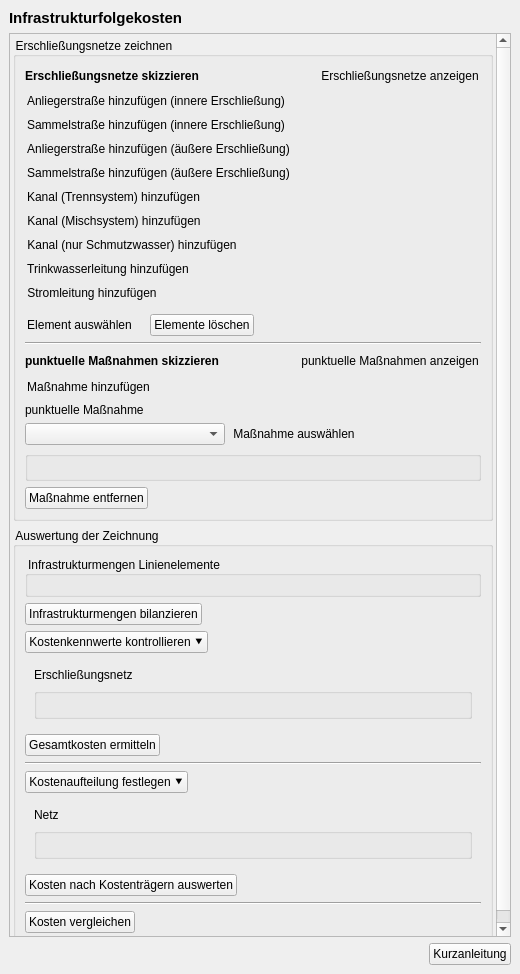
Old version of the form projektchecktools/ui/ProjektCheck_dockwidget_analysis_06-IFK.ui in the repository projektcheck/ProjektCheck-QGIS.
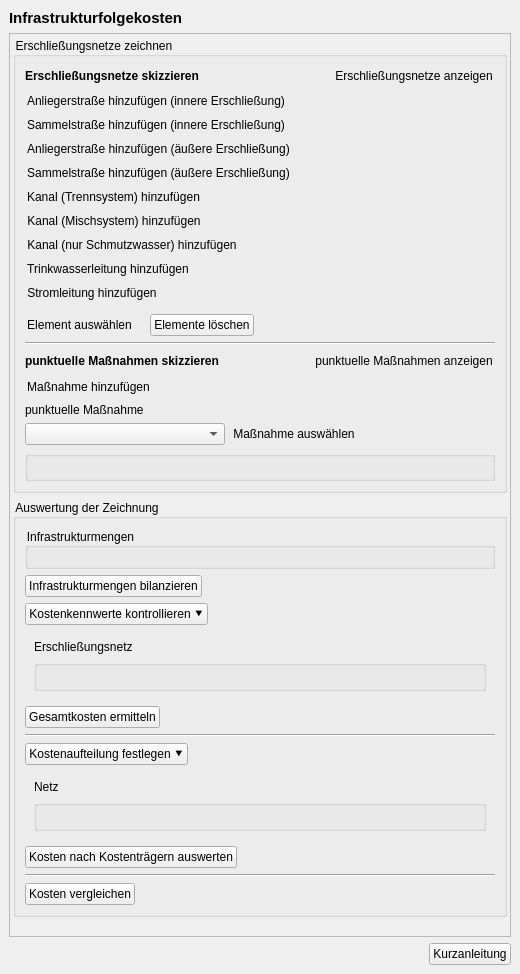
New version of the form. Icons and pictures are not drawn. Custom widgets are drawn as their Qt base class.

Commit message: infrastructure - moved  button to remove point element into the params group

Patch:
```diff
--- a/projektchecktools/ui/ProjektCheck_dockwidget_analysis_06-IFK.ui
+++ b/projektchecktools/ui/ProjektCheck_dockwidget_analysis_06-IFK.ui
@@ -97,7 +97,7 @@
          <x>0</x>
          <y>0</y>
          <width>493</width>
-         <height>945</height>
+         <height>917</height>
         </rect>
        </property>
        <layout class="QVBoxLayout" name="verticalLayout_2">
@@ -908,38 +908,6 @@
              <layout class="QVBoxLayout" name="verticalLayout_9"/>
             </widget>
            </item>
-           <item>
-            <layout class="QHBoxLayout" name="horizontalLayout">
-             <item>
-              <widget class="QPushButton" name="remove_point_button">
-               <property name="toolTip">
-                <string>&lt;html&gt;&lt;head/&gt;&lt;body&gt;&lt;p&gt;&lt;span style=&quot; font-weight:600;&quot;&gt;Maßnahme entfernen&lt;/span&gt;&lt;/p&gt;&lt;p&gt;Löscht die aktuell gewählte Maßnahme. &lt;br/&gt;Dieser Schritt kann nicht rückgängig gemacht werden. &lt;/p&gt;&lt;/body&gt;&lt;/html&gt;</string>
-               </property>
-               <property name="text">
-                <string>Maßnahme entfernen</string>
-               </property>
-               <property name="icon">
-                <iconset>
-                 <normalon>../../images/iconset_mob/20190619_iconset_mob_delete_1.png</normalon>
-                </iconset>
-               </property>
-              </widget>
-             </item>
-             <item>
-              <spacer name="horizontalSpacer_6">
-               <property name="orientation">
-                <enum>Qt::Horizontal</enum>
-               </property>
-               <property name="sizeHint" stdset="0">
-                <size>
-                 <width>40</width>
-                 <height>20</height>
-                </size>
-               </property>
-              </spacer>
-             </item>
-            </layout>
-           </item>
           </layout>
          </widget>
         </item>
@@ -973,7 +941,7 @@
            <item>
             <widget class="QGroupBox" name="mengen_params_group">
              <property name="title">
-              <string>Infrastrukturmengen Linienelemente</string>
+              <string>Infrastrukturmengen</string>
              </property>
              <layout class="QVBoxLayout" name="verticalLayout_7"/>
             </widget>
```
Left out of the diff: 2 changed lines with no effect on the pictures. The commit also changes 3 other files.
